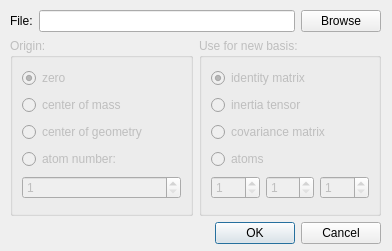
Qt form source/open_dialog.ui (janvc/molconv) before a commit.
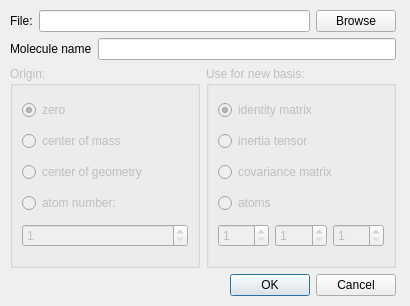
The same form after that commit.

Commit message: added a field for the molecule name to the open dialog

Diff of the .ui file:
```diff
--- a/source/open_dialog.ui
+++ b/source/open_dialog.ui
@@ -6,10 +6,22 @@
    <rect>
     <x>0</x>
     <y>0</y>
-    <width>392</width>
-    <height>251</height>
+    <width>410</width>
+    <height>306</height>
    </rect>
   </property>
+  <property name="minimumSize">
+   <size>
+    <width>410</width>
+    <height>306</height>
+   </size>
+  </property>
+  <property name="maximumSize">
+   <size>
+    <width>410</width>
+    <height>306</height>
+   </size>
+  </property>
   <property name="windowTitle">
    <string>Dialog</string>
   </property>
@@ -18,8 +30,8 @@
     <rect>
      <x>10</x>
      <y>10</y>
-     <width>371</width>
-     <height>234</height>
+     <width>386</width>
+     <height>286</height>
     </rect>
    </property>
    <layout class="QVBoxLayout" name="verticalLayout_4">
@@ -50,6 +62,20 @@
         </item>
        </layout>
       </item>
+      <item>
+       <layout class="QHBoxLayout" name="horizontalLayout">
+        <item>
+         <widget class="QLabel" name="label_2">
+          <property name="text">
+           <string>Molecule name</string>
+          </property>
+         </widget>
+        </item>
+        <item>
+         <widget class="QLineEdit" name="moleculeName"/>
+        </item>
+       </layout>
+      </item>
       <item>
        <layout class="QHBoxLayout" name="settings">
         <item>
```
The commit also changes 2 other files.
